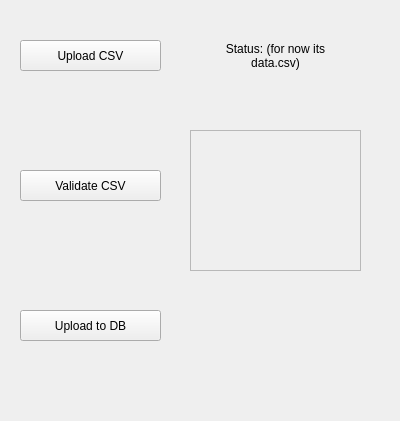
Qt form usercsvwidget.ui (ardieMejia/CPP-Qt-user-management-app) before a commit.
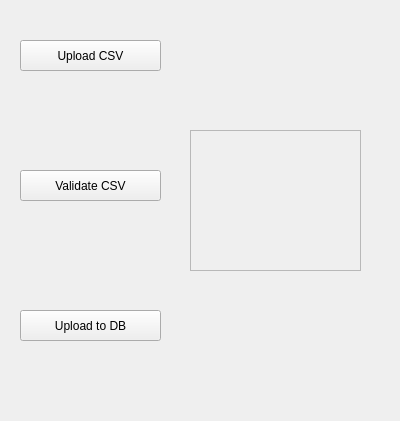
The same form after that commit.

Commit message: _hello.cpp as testing, csv upload modules for user and dept

The edit to the form file:
```diff
--- a/usercsvwidget.ui
+++ b/usercsvwidget.ui
@@ -29,14 +29,14 @@
   <widget class="QLabel" name="userCsvStatus">
    <property name="geometry">
     <rect>
-     <x>220</x>
-     <y>10</y>
-     <width>111</width>
-     <height>91</height>
+     <x>190</x>
+     <y>90</y>
+     <width>171</width>
+     <height>31</height>
     </rect>
    </property>
    <property name="text">
-    <string>Status: (for now its data.csv)</string>
+    <string/>
    </property>
    <property name="alignment">
     <set>Qt::AlignCenter</set>
@@ -75,7 +75,7 @@
    <property name="geometry">
     <rect>
      <x>220</x>
-     <y>280</y>
+     <y>270</y>
      <width>111</width>
      <height>91</height>
     </rect>
@@ -144,6 +144,25 @@
     </property>
    </widget>
   </widget>
+  <widget class="QLabel" name="userCsvStatusInfo">
+   <property name="geometry">
+    <rect>
+     <x>190</x>
+     <y>20</y>
+     <width>161</width>
+     <height>61</height>
+    </rect>
+   </property>
+   <property name="text">
+    <string/>
+   </property>
+   <property name="alignment">
+    <set>Qt::AlignCenter</set>
+   </property>
+   <property name="wordWrap">
+    <bool>true</bool>
+   </property>
+  </widget>
  </widget>
  <resources/>
  <connections/>
```
The commit also changes 18 other files.
